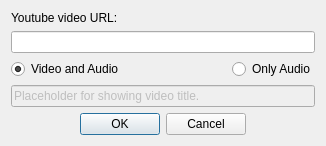
Qt form dialognewdownload.ui (doublejim/QYoutubeDownloader) before a commit.
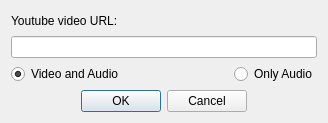
The same form after that commit.

Commit message: Changed windows build path, so it gives no error messages. Minor text changes.

What changed in the file:
```diff
--- a/dialognewdownload.ui
+++ b/dialognewdownload.ui
@@ -6,8 +6,8 @@
    <rect>
     <x>0</x>
     <y>0</y>
-    <width>326</width>
-    <height>139</height>
+    <width>328</width>
+    <height>123</height>
    </rect>
   </property>
   <property name="windowTitle">
@@ -48,16 +48,6 @@
      </item>
     </layout>
    </item>
-   <item>
-    <widget class="QLineEdit" name="editVideoTitle">
-     <property name="enabled">
-      <bool>false</bool>
-     </property>
-     <property name="text">
-      <string>Placeholder for showing video title.</string>
-     </property>
-    </widget>
-   </item>
    <item>
     <widget class="QDialogButtonBox" name="btnboxOkCancel">
      <property name="orientation">
```
The commit also changes 3 other files.
